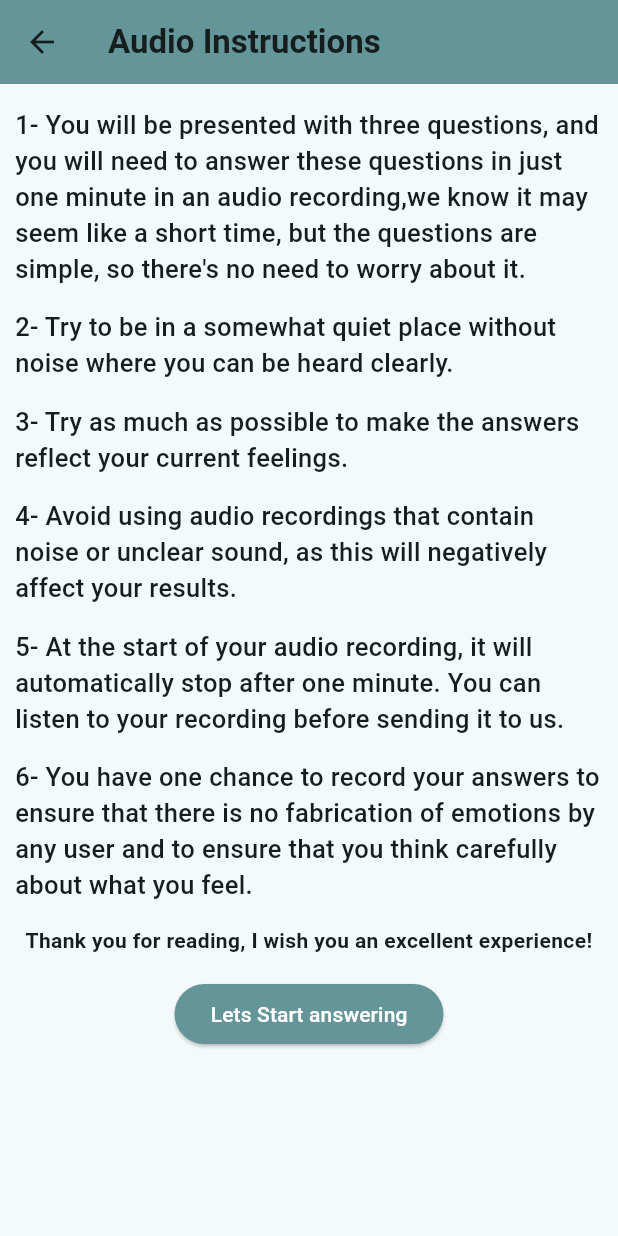
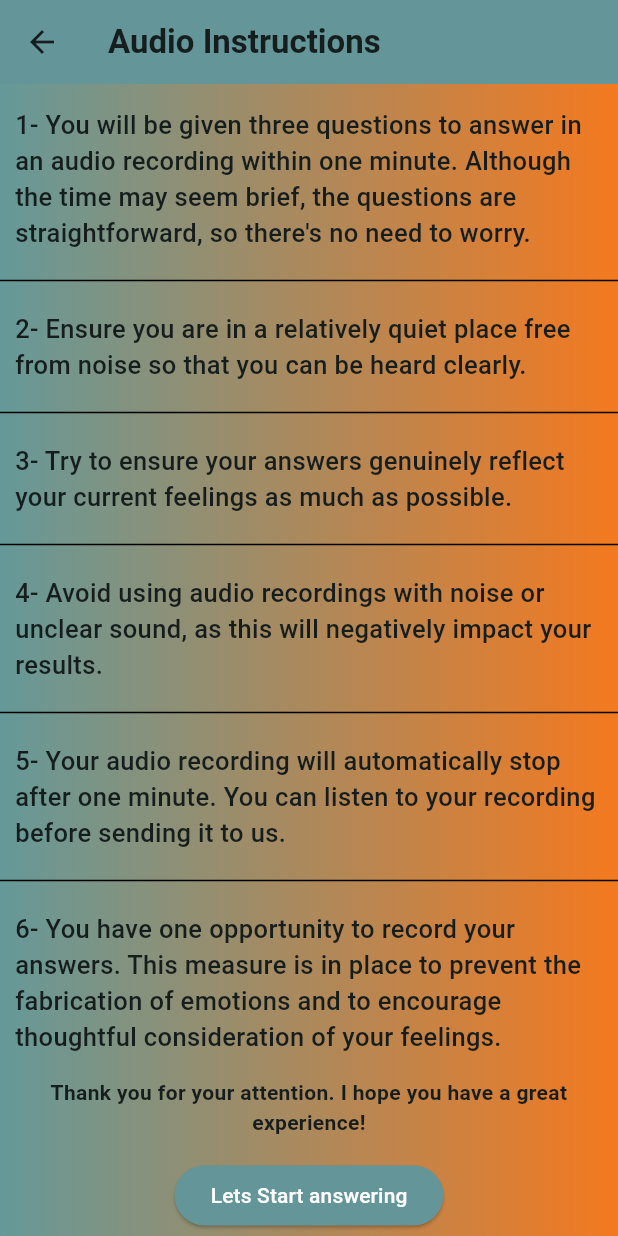
Before and after one commit to KhalidEl-MariAa/EmoWave, a Flutter app: the RecordAudioInstructionsScreen screen opened by its route, on a phone screen of 412 x 824 dp. Run offline on Flutter 3.47's test engine with Material 3 defaults, Android fonts, the light colour scheme and no system bars; our stand-ins replace awesome_dialog, cached_network_image, dio, flutter_bloc, flutter_rating_bar, image_picker and 4 more; missing offline and left inert: flutter_sound, ripple_wave.

Commit message:
Update Record audio instructions questions and UI

```diff
--- a/lib/record_audio_instructionsScreen/record_audio_instructions_screen.dart
+++ b/lib/record_audio_instructionsScreen/record_audio_instructions_screen.dart
@@ -10,7 +10,16 @@ class RecordAudioInstructionsScreen extends StatelessWidget {
   @override
   Widget build(BuildContext context) {
     return Scaffold(
-      body: CustomScrollView(
+      body: Container(
+        decoration: const BoxDecoration(
+          gradient: LinearGradient(colors: [
+
+                Color(0xff659999),
+                Color(0xfff4791f)
+
+              ])
+        ),
+        child: CustomScrollView(
           slivers: [
             SliverAppBar(
               backgroundColor: Usable.color,
@@ -21,61 +30,87 @@ class RecordAudioInstructionsScreen extends StatelessWidget {
             ),
             SliverFillRemaining(
               hasScrollBody: false,
-            child: Padding(
-              padding: const EdgeInsets.symmetric(
-                horizontal: 10.0,
-              ),
               child: Column(
                 crossAxisAlignment: CrossAxisAlignment.start,
                 children: [
                   const SizedBox(
                     height: 15,
                   ),
-                  const Text(
-                      '''1- You will be presented with three questions, and you will need to answer these questions in just one minute in an audio recording,we know it may seem like a short time, but the questions are simple, so there's no need to worry about it.''',
+                  const Padding(
+                    padding: EdgeInsets.symmetric(
+                  horizontal: 10.0,
+                ),
+                    child: Text(
+                        '''1- You will be given three questions to answer in an audio recording within one minute. Although the time may seem brief, the questions are straightforward, so there's no need to worry.''',
                         style:
                             TextStyle(fontWeight: FontWeight.w500, fontSize: 17)),
-                  const SizedBox(
-                    height: 15,
                   ),
-                  const Text(
-                      '''2- Try to be in a somewhat quiet place without noise where you can be heard clearly.''',
+                const SizedBox(height: 12,),
+                const Divider(thickness: 1,color: Colors.black,),
+                const SizedBox(height: 12,),
+                  const Padding(
+                    padding: EdgeInsets.symmetric(
+                  horizontal: 10.0,
+                ),
+                    child: Text(
+                        '''2- Ensure you are in a relatively quiet place free from noise so that you can be heard clearly.''',
                         style:
                             TextStyle(fontWeight: FontWeight.w500, fontSize: 17)),
-                  const SizedBox(
-                    height: 15,
                   ),
-                  const Text(
-                      '''3- Try as much as possible to make the answers reflect your current feelings.''',
+                const SizedBox(height: 12,),
+                const Divider(thickness: 1,color: Colors.black,),
+                const SizedBox(height: 12,),
+                  const Padding(
+                    padding: EdgeInsets.symmetric(
+                  horizontal: 10.0,
+                ),
+                    child: Text(
+                        '''3- Try to ensure your answers genuinely reflect your current feelings as much as possible.''',
                         style:
                             TextStyle(fontWeight: FontWeight.w500, fontSize: 17)),
-                  const SizedBox(
-                    height: 15,
                   ),
-                  const Text(
-                      '''4- Avoid using audio recordings that contain noise or unclear sound, as this will negatively affect your results.''',
+                const SizedBox(height: 12,),
+                const Divider(thickness: 1,color: Colors.black,),
+                const SizedBox(height: 12,),
+                  const Padding(
+                    padding:EdgeInsets.symmetric(
+                  horizontal: 10.0,
+                ),
+                    child: Text(
+                        '''4- Avoid using audio recordings with noise or unclear sound, as this will negatively impact your results.''',
                         style:
                             TextStyle(fontWeight: FontWeight.w500, fontSize: 17)),
-                  const SizedBox(
-                    height: 15,
                   ),
-                  const Text(
-                      '''5- At the start of your audio recording, it will automatically stop after one minute. You can listen to your recording before sending it to us.''',
+                const SizedBox(height: 12,),
+                const Divider(thickness: 1,color: Colors.black,),
+                const SizedBox(height: 12,),
+                  const Padding(
+                    padding: EdgeInsets.symmetric(
+                  horizontal: 10.0,
+                ),
+                    child: Text(
+                        '''5- Your audio recording will automatically stop after one minute. You can listen to your recording before sending it to us.''',
                         style:
                             TextStyle(fontWeight: FontWeight.w500, fontSize: 17)),
-                  const SizedBox(
-                    height: 15,
                   ),
-                  const Text(
-                      '''6- You have one chance to record your answers to ensure that there is no fabrication of emotions by any user and to ensure that you think carefully about what you feel.''',
+                const SizedBox(height: 12,),
+                const Divider(thickness: 1,color: Colors.black,),
+                const SizedBox(height: 12,),
+                  const Padding(
+                    padding: EdgeInsets.symmetric(
+                  horizontal: 10.0,
+                ),
+                    child: Text(
+                        '''6- You have one opportunity to record your answers. This measure is in place to prevent the fabrication of emotions and to encourage thoughtful consideration of your feelings.''',
                         style:
                             TextStyle(fontWeight: FontWeight.w500, fontSize: 17)),
+                  ),
                   const SizedBox(
                     height: 15,
                   ),
                   const Center(
                       child: Text(
-                    'Thank you for reading, I wish you an excellent experience!',
+                    'Thank you for your attention. I hope you have a great experience!',
                     textAlign: TextAlign.center,
                     style: TextStyle(fontWeight: FontWeight.bold),
                   )),
@@ -104,9 +139,9 @@ class RecordAudioInstructionsScreen extends StatelessWidget {
                   ),
                 ],
               ),
-            ),
             )
           ],
+        ),
       ),
     );
   }
```
Lines whose indentation alone changed are shown as unchanged.
